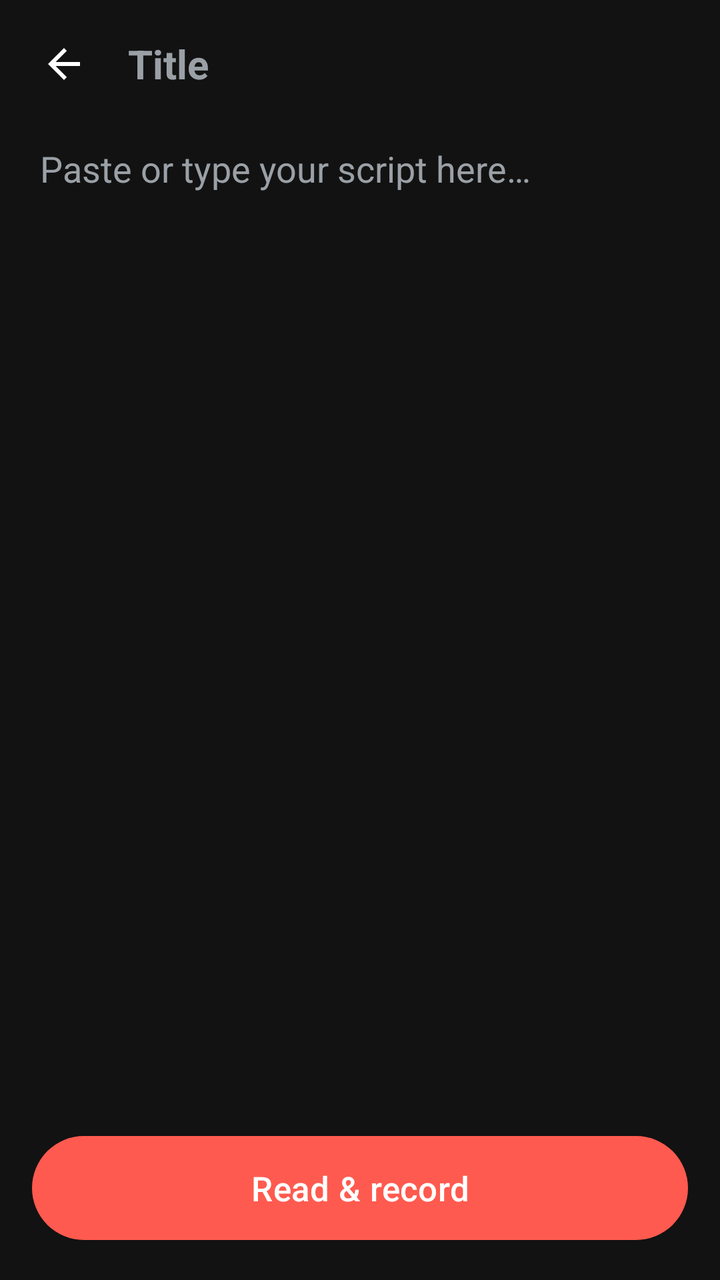
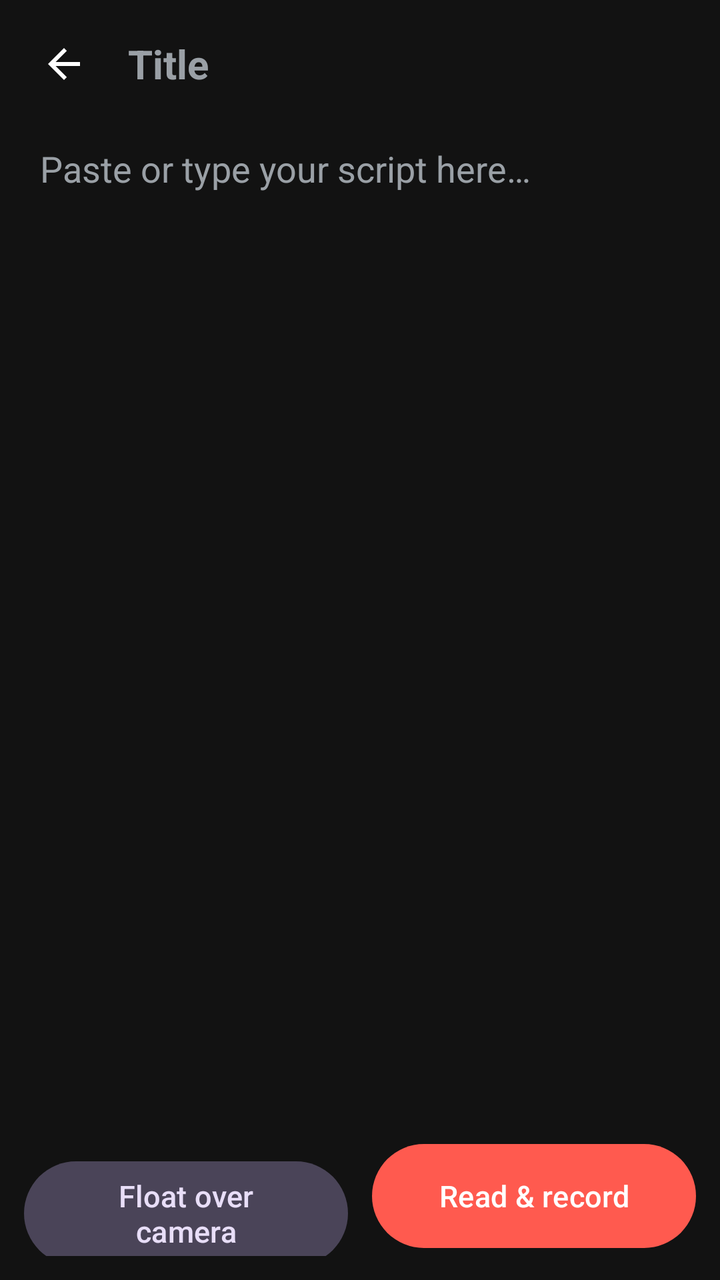

Compare the two renders of this Android layout. The source of the first and the diff that turns it into the second are given below.
<!-- AndroidManifest.xml: application theme Theme.ReadCam -->
<!-- res/layout/activity_editor.xml -->
<?xml version="1.0" encoding="utf-8"?>
<LinearLayout xmlns:android="http://schemas.android.com/apk/res/android"
    android:id="@+id/root"
    android:layout_width="match_parent"
    android:layout_height="match_parent"
    android:background="@color/bg"
    android:orientation="vertical">

    <LinearLayout
        android:layout_width="match_parent"
        android:layout_height="wrap_content"
        android:gravity="center_vertical"
        android:orientation="horizontal"
        android:padding="8dp">

        <ImageButton
            android:id="@+id/backButton"
            android:layout_width="48dp"
            android:layout_height="48dp"
            android:background="?attr/selectableItemBackgroundBorderless"
            android:contentDescription="@string/back"
            android:src="@drawable/ic_back" />

        <EditText
            android:id="@+id/titleEdit"
            android:layout_width="0dp"
            android:layout_height="wrap_content"
            android:layout_weight="1"
            android:background="@null"
            android:hint="@string/title_hint"
            android:importantForAutofill="no"
            android:inputType="textCapSentences"
            android:maxLines="1"
            android:paddingStart="8dp"
            android:paddingEnd="8dp"
            android:textColor="#FFFFFF"
            android:textColorHint="@color/text_dim"
            android:textSize="20sp"
            android:textStyle="bold" />
    </LinearLayout>

    <EditText
        android:id="@+id/bodyEdit"
        android:layout_width="match_parent"
        android:layout_height="0dp"
        android:layout_weight="1"
        android:background="@null"
        android:gravity="top|start"
        android:hint="@string/body_hint"
        android:importantForAutofill="no"
        android:inputType="textMultiLine|textCapSentences"
        android:lineSpacingMultiplier="1.2"
        android:paddingStart="20dp"
        android:paddingTop="8dp"
        android:paddingEnd="20dp"
        android:paddingBottom="8dp"
        android:scrollbars="vertical"
        android:textColor="#FFFFFF"
        android:textColorHint="@color/text_dim"
        android:textSize="18sp" />

    <com.google.android.material.button.MaterialButton
        android:id="@+id/recordButton"
        android:layout_width="match_parent"
        android:layout_height="60dp"
        android:layout_margin="16dp"
        android:text="@string/read_and_record"
        android:textSize="17sp" />
</LinearLayout>
<!-- resources referenced by this layout -->
<resources>
  <color name="bg">#121212</color>
  <color name="text_dim">#9AA0A6</color>
  <!-- drawable ic_back (drawable) -->
  <?xml version="1.0" encoding="utf-8"?>
  <vector xmlns:android="http://schemas.android.com/apk/res/android"
      android:width="24dp"
      android:height="24dp"
      android:viewportWidth="24"
      android:viewportHeight="24">
      <path
          android:fillColor="#FFFFFF"
          android:pathData="M20,11H7.83l5.59,-5.59L12,4l-8,8 8,8 1.41,-1.41L7.83,13H20v-2z" />
  </vector>
  <string name="back">Back</string>
  <string name="body_hint">Paste or type your script here…</string>
  <string name="read_and_record">Read &amp; record</string>
  <string name="title_hint">Title</string>
  <style name="Theme.ReadCam" parent="Theme.Material3.Dark.NoActionBar">
          <item name="colorPrimary">@color/accent</item>
          <item name="colorOnPrimary">#FFFFFF</item>
          <item name="android:windowBackground">@color/bg</item>
          <item name="android:statusBarColor">@android:color/transparent</item>
          <item name="android:navigationBarColor">@android:color/transparent</item>
      </style>
  <color name="accent">#FF5A4F</color>
</resources>

<!-- the commit's change to res/layout/activity_editor.xml (unified diff, before → after) -->
@@ -59,11 +59,29 @@
         android:textColorHint="@color/text_dim"
         android:textSize="18sp" />
 
-    <com.google.android.material.button.MaterialButton
-        android:id="@+id/recordButton"
+    <LinearLayout
         android:layout_width="match_parent"
-        android:layout_height="60dp"
-        android:layout_margin="16dp"
-        android:text="@string/read_and_record"
-        android:textSize="17sp" />
+        android:layout_height="wrap_content"
+        android:orientation="horizontal"
+        android:padding="12dp">
+
+        <com.google.android.material.button.MaterialButton
+            android:id="@+id/floatButton"
+            style="@style/Widget.Material3.Button.TonalButton"
+            android:layout_width="0dp"
+            android:layout_height="60dp"
+            android:layout_marginEnd="6dp"
+            android:layout_weight="1"
+            android:text="@string/float_over_camera"
+            android:textSize="15sp" />
+
+        <com.google.android.material.button.MaterialButton
+            android:id="@+id/recordButton"
+            android:layout_width="0dp"
+            android:layout_height="60dp"
+            android:layout_marginStart="6dp"
+            android:layout_weight="1"
+            android:text="@string/read_and_record"
+            android:textSize="15sp" />
+    </LinearLayout>
 </LinearLayout>
<!-- resource entries referenced after the edit -->
@@ -15,6 +15,7 @@
   </vector>
   <string name="back">Back</string>
   <string name="body_hint">Paste or type your script here…</string>
+  <string name="float_over_camera">Float over camera</string>
   <string name="read_and_record">Read &amp; record</string>
   <string name="title_hint">Title</string>
   <style name="Theme.ReadCam" parent="Theme.Material3.Dark.NoActionBar">
